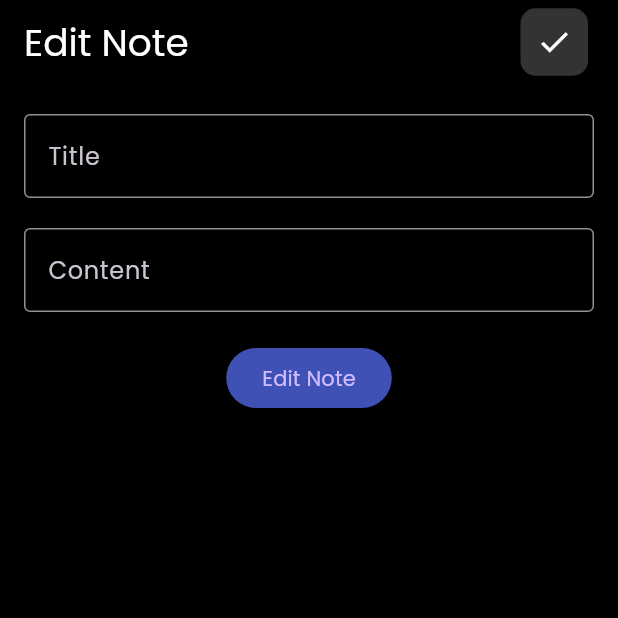
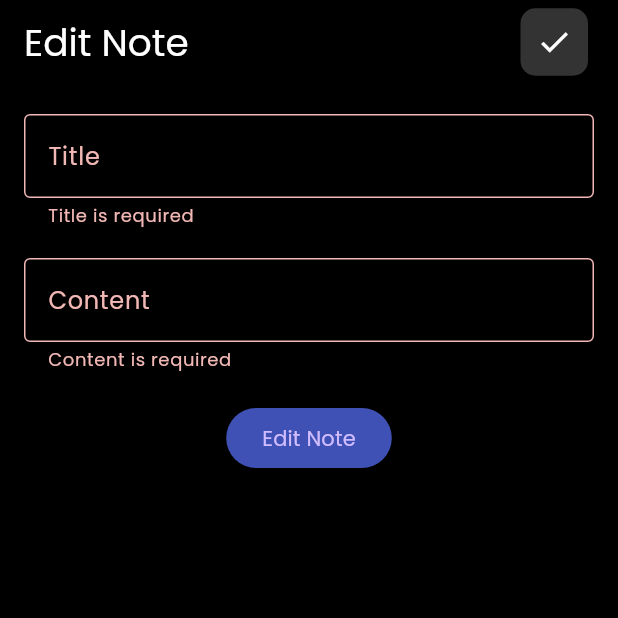
Before and after one commit to mailaymanis/notes-app, a Flutter app: the EditScreen screen opened directly, after a tap on "Edit Note", on a phone screen of 412 x 824 dp, the top half of it. Run offline on Flutter 3.47's test engine with Material 3 defaults, Android fonts, the phone set to English and light mode, and no system bars; our stand-ins replace sqflite; accounts and stored records are empty.

Commit message:
finish edit notes from edit screen and finish all notes features

```diff
--- a/lib/views/edit_screen.dart
+++ b/lib/views/edit_screen.dart
@@ -1,18 +1,31 @@
 import 'package:flutter/material.dart';
+import 'package:notes_app/database/sql_database.dart';
+import 'package:notes_app/views/home_screen.dart';
 import 'package:notes_app/widgets/custom_button.dart';
 import 'package:notes_app/widgets/custom_text_field.dart';
 
 class EditScreen extends StatefulWidget {
-  const EditScreen({super.key});
+  const EditScreen({super.key, this.id, this.title, this.content});
+  final int? id;
+  final String? title;
+  final String? content;
 
   @override
   State<EditScreen> createState() => _EditScreenState();
 }
 
 class _EditScreenState extends State<EditScreen> {
+  SqlDatabase sqlDb = SqlDatabase();
   final formKey = GlobalKey<FormState>();
   final titleController = TextEditingController();
   final contentController = TextEditingController();
+  @override
+  void initState() {
+    titleController.text = widget.title ?? "";
+    contentController.text = widget.content ?? "";
+    super.initState();
+  }
+
   @override
   void dispose() {
     titleController.dispose();
@@ -74,7 +87,27 @@ class _EditScreenState extends State<EditScreen> {
                     return null;
                   },
                 ),
-                CustomButton(onPressed: () {}, text: "Edit Note"),
+                CustomButton(
+                  onPressed: () async {
+                    if (formKey.currentState!.validate()) {
+                      var response = await sqlDb.updateData(
+                        "UPDATE notes SET title = '${titleController.text}' , content = '${contentController.text}' WHERE id = ${widget.id}",
+                      );
+                      if (response > 0) {
+                        if (context.mounted) {
+                          Navigator.pushAndRemoveUntil(
+                            context,
+                            MaterialPageRoute(
+                              builder: (context) => const HomeScreen(),
+                            ),
+                            (route) => false,
+                          );
+                        }
+                      }
+                    }
+                  },
+                  text: "Edit Note",
+                ),
               ],
             ),
           ),
--- a/lib/views/home_screen.dart
+++ b/lib/views/home_screen.dart
@@ -76,7 +76,12 @@ class _HomeScreenState extends State<HomeScreen> {
                             Navigator.push(
                               context,
                               MaterialPageRoute(
-                                builder: (context) => EditScreen(),
+                                builder:
+                                    (context) => EditScreen(
+                                      id: notes[index]['id'],
+                                      title: notes[index]['title'],
+                                      content: notes[index]['content'],
+                                    ),
                               ),
                             );
                           },
--- a/lib/widgets/custom_card_notes.dart
+++ b/lib/widgets/custom_card_notes.dart
@@ -23,7 +23,10 @@ class CustomCardNotes extends StatelessWidget {
           contentPadding: EdgeInsets.zero,
           isThreeLine: true,
           title: Text(title, style: TextStyle(color: Colors.white)),
-          subtitle: Text(content, style: TextStyle(color: Colors.white)),
+          subtitle: Padding(
+            padding: const EdgeInsets.all(8.0),
+            child: Text(content, style: TextStyle(color: Colors.white)),
+          ),
           trailing: Row(
             mainAxisSize: MainAxisSize.min,
             children: [
```
